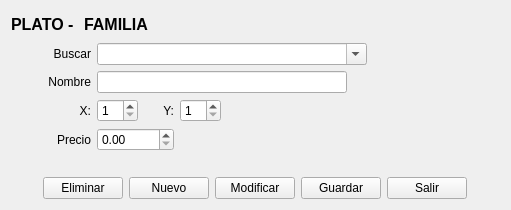
The window that BMKSistema/comprobante/plato.ui (radtek/manager) describes before a commit, drawn with Qt 5.
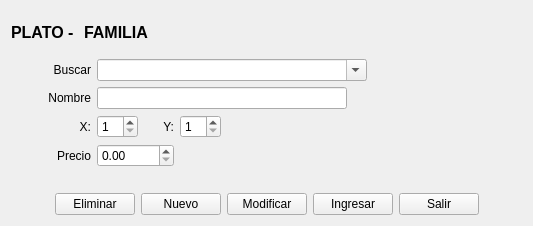
The same window after the commit. Icons and pictures are not drawn.

The edit to the form file:
```diff
--- a/BMKSistema/comprobante/plato.ui
+++ b/BMKSistema/comprobante/plato.ui
@@ -6,8 +6,8 @@
    <rect>
     <x>0</x>
     <y>0</y>
-    <width>511</width>
-    <height>210</height>
+    <width>533</width>
+    <height>226</height>
    </rect>
   </property>
   <property name="windowTitle">
@@ -328,12 +328,18 @@
         <iconset resource="../iconos.qrc">
          <normaloff>:/new/Iconos/edit (3).png</normaloff>:/new/Iconos/edit (3).png</iconset>
        </property>
+       <property name="iconSize">
+        <size>
+         <width>32</width>
+         <height>32</height>
+        </size>
+       </property>
       </widget>
      </item>
      <item>
       <widget class="QPushButton" name="pushButton_guardar">
        <property name="text">
-        <string>Guardar</string>
+        <string>Ingresar</string>
        </property>
        <property name="icon">
         <iconset resource="../iconos.qrc">
@@ -341,8 +347,8 @@
        </property>
        <property name="iconSize">
         <size>
-         <width>16</width>
-         <height>16</height>
+         <width>32</width>
+         <height>32</height>
         </size>
        </property>
       </widget>
```
Left out of the diff: 2 changed lines with no effect on the pictures.
